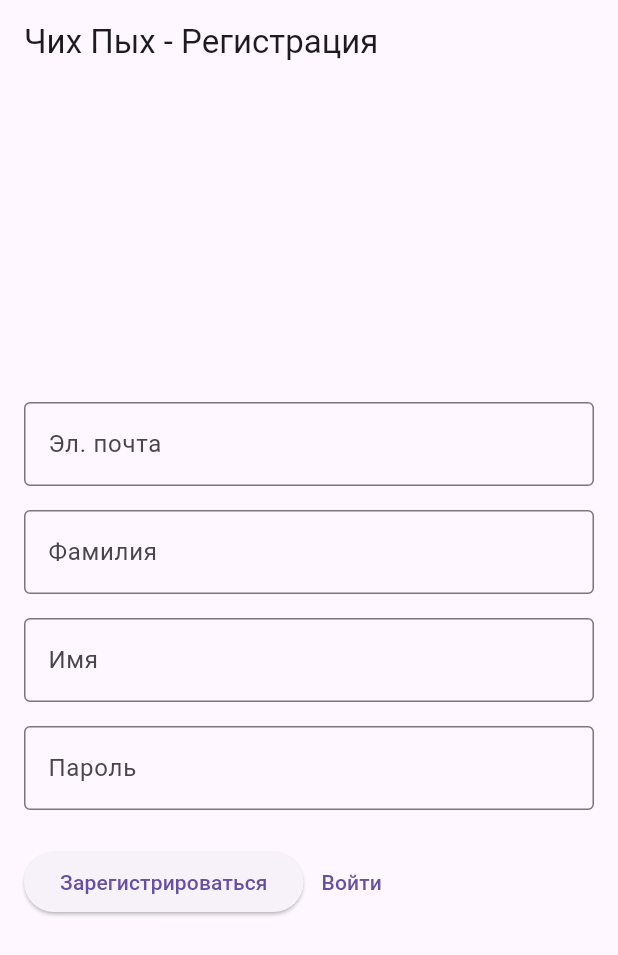
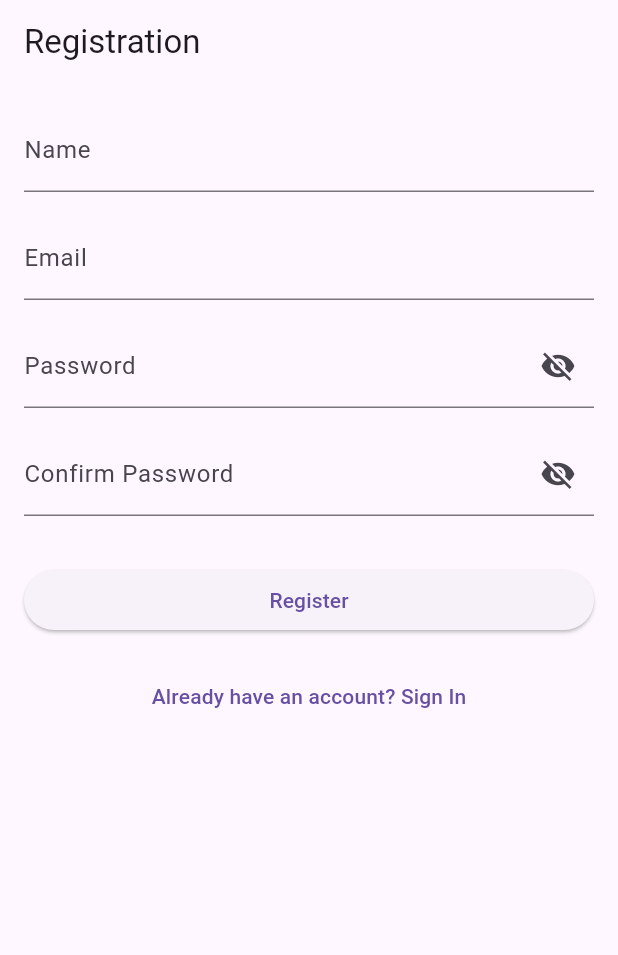
Before and after one commit to rety2722/chih, a Flutter app: the screen it shows after launch, on a phone screen of 412 x 824 dp. Shown: the top 955 px of the screen. Run offline on Flutter 3.47's test engine with Material 3 defaults, Android fonts, the light colour scheme and no system bars.

Commit message:
Я все списал с гпт. Но оно рабоатет! Вроде как даже добавляет юзера в бд. Пока что бд указана как локалхост, константы позже сделаем

```diff
--- a/frontend/lib/main.dart
+++ b/frontend/lib/main.dart
@@ -1,113 +1,201 @@
+import 'dart:convert';
 import 'package:flutter/material.dart';
 import 'package:http/http.dart' as http;
 
 void main() => runApp(MaterialApp(
       debugShowCheckedModeBanner: false,
       initialRoute: '/',
-      routes: {'/': (context) => Register()},
+      routes: {'/': (context) => const RegistrationPage()},
     ));
 
-class Register extends StatelessWidget {
-  final _formKey = GlobalKey<FormState>();
-
-  final _emailController = TextEditingController();
-  final _firstNameController = TextEditingController();
-  final _lastNameController = TextEditingController();
-  final _passwordController = TextEditingController();
+class SignInPage extends StatelessWidget { // TODO Сделать нормальный вход
+  const SignInPage({super.key});
 
   @override
   Widget build(BuildContext context) {
     return Scaffold(
       appBar: AppBar(
-        title: Text('Чих Пых - Регистрация'),
+        title: const Text('Sign In'),
+      ),
+      body: const Center(
+        child: Text('Sign In Page'),
+      ),
+    );
+  }
+}
+
+class RegistrationPage extends StatefulWidget {
+  const RegistrationPage({super.key});
+
+  @override
+  _RegistrationPageState createState() => _RegistrationPageState();
+}
+
+class _RegistrationPageState extends State<RegistrationPage> {
+  final _formKey = GlobalKey<FormState>();
+
+  final _nameController = TextEditingController();
+  final _emailController = TextEditingController();
+  final _passwordController = TextEditingController();
+  final _confirmPasswordController = TextEditingController();
+
+  bool _isPasswordVisible = false;
+  bool _isConfirmPasswordVisible = false;
+
+  void _registerUser() async {
+    if (_formKey.currentState?.validate() ?? false) {
+      final url = Uri.parse('http://127.0.0.1:8000/api/v1/auth/signup');
+      final response = await http.post(
+        url,
+        headers: {'Content-Type': 'application/json'},
+        body: jsonEncode({
+          'email': _emailController.text,
+          'password': _passwordController.text,
+          'full_name': _nameController.text,
+        }),
+      );
+
+      if (response.statusCode == 200) {
+        final data = jsonDecode(response.body);
+        _showSnackBar(
+            'Registration successful, Your id is: ${data["id"].toString()}!');
+      } else {
+        // Handle registration error
+        _showSnackBar('Oops.. Something went Wrong!');
+      }
+    }
+  }
+
+  void _showSnackBar(String message) {
+    final snackBar = SnackBar(
+      content: Text(message),
+      duration: const Duration(seconds: 3),
+    );
+    ScaffoldMessenger.of(context).showSnackBar(snackBar);
+  }
+
+  String? _validatePassword(String? value) {
+    if (value == null || value.isEmpty) {
+      return 'Please enter a password';
+    }
+    if (value.length < 6) {
+      return 'Password must be at least 6 characters long';
+    }
+    if (value != _confirmPasswordController.text) {
+      return 'Passwords do not match';
+    }
+    return null;
+  }
+
+  @override
+  Widget build(BuildContext context) {
+    return Scaffold(
+      appBar: AppBar(
+        title: const Text('Registration'),
       ),
       body: Padding(
         padding: const EdgeInsets.all(16.0),
         child: Form(
           key: _formKey,
           child: Column(
-              mainAxisAlignment: MainAxisAlignment.center,
+            crossAxisAlignment: CrossAxisAlignment.stretch,
             children: [
               TextFormField(
-                  decoration: InputDecoration(
-                      labelText: 'Эл. почта', border: OutlineInputBorder()),
+                controller: _nameController,
+                decoration: const InputDecoration(
+                  labelText: 'Name',
+                ),
                 validator: (value) {
                   if (value == null || value.isEmpty) {
-                      return "Пожалуйста, введите электронную почту";
+                    return 'Please enter your name';
                   }
                   return null;
                 },
+              ),
+              const SizedBox(height: 16.0),
+              TextFormField(
                 controller: _emailController,
+                decoration: const InputDecoration(
+                  labelText: 'Email',
                 ),
-                SizedBox(height: 16),
-                TextFormField(
-                  decoration: InputDecoration(
-                      labelText: 'Фамилия', border: OutlineInputBorder()),
                 validator: (value) {
                   if (value == null || value.isEmpty) {
-                      return "Пожалуйста, введите фамилию";
+                    return 'Please enter your email';
+                  }
+                  if (!value.contains('@')) {
+                    return 'Please enter a valid email address';
                   }
                   return null;
                 },
-                  controller: _lastNameController,
               ),
-                SizedBox(height: 16),
+              const SizedBox(height: 16.0),
               TextFormField(
+                controller: _passwordController,
+                obscureText: !_isPasswordVisible,
                 decoration: InputDecoration(
-                      labelText: 'Имя', border: OutlineInputBorder()),
+                  labelText: 'Password',
+                  suffixIcon: IconButton(
+                    icon: Icon(
+                      _isPasswordVisible ? Icons.visibility : Icons.visibility_off,
+                    ),
+                    onPressed: () {
+                      setState(() {
+                        _isPasswordVisible = !_isPasswordVisible;
+                      });
+                    },
+                  ),
+                ),
+                validator: (value) => _validatePassword(value),
+              ),
+
+              const SizedBox(height: 16.0),
+              TextFormField(
+                controller: _confirmPasswordController,
+                obscureText: !_isConfirmPasswordVisible,
+                decoration: InputDecoration(
+                  labelText: 'Confirm Password',
+                  suffixIcon: IconButton(
+                    icon: Icon(
+                      _isConfirmPasswordVisible ? Icons.visibility : Icons.visibility_off,
+                    ),
+                    onPressed: () {
+                      setState(() {
+                        _isConfirmPasswordVisible = !_isConfirmPasswordVisible;
+                      });
+                    },
+                  ),
+                ),
                 validator: (value) {
                   if (value == null || value.isEmpty) {
-                      return "Пожалуйста, введите имя";
+                    return 'Please confirm your password';
+                  }
+                  if (value != _passwordController.text) {
+                    return 'Passwords do not match';
                   }
                   return null;
                 },
-                  controller: _firstNameController,
               ),
-                SizedBox(height: 16),
-                TextFormField(
-                    decoration: InputDecoration(
-                        labelText: 'Пароль', border: OutlineInputBorder()),
-                    validator: (value) {
-                      if (value == null || value.isEmpty) {
-                        return "Пожалуйста, введите пароль";
-                      }
-                      return null;
+
+              const SizedBox(height: 32.0),
+              ElevatedButton(
+                onPressed: _registerUser, // async function
+                child: const Text('Register'),
+              ),
+
+              const SizedBox(height: 16.0),
+              TextButton(
+                onPressed: () {
+                  Navigator.push(
+                    context,
+                    MaterialPageRoute(builder: (context) => const SignInPage()), // Navigate to SignInPage
+                  );
                 },
-                    controller: _passwordController),
-                SizedBox(height: 24),
-                Row(
-                  children: [
-                    ElevatedButton(
-                      onPressed: () async {
-                        if (_formKey.currentState!.validate()) {
-                          // Валидация прошла успешно, отправляем запрос на сервер
-                          try {
-                            final response = await sendRegistrationRequest(
-                                _emailController.text,
-                                _lastNameController.text,
-                                _firstNameController.text,
-                                _passwordController.text);
-                            final token = response['token']; // TODO
-
-                            // // Сохраняем токен (например, в SharedPreferences)
-                            // saveTokenLocally(token);
-                            print(token);
-
-                            // Другие действия после успешной регистрации
-                          } catch (error) {
-                            // Обработка ошибок (например, вывод сообщения об ошибке)
-                            print('Ошибка при регистрации: $error');
-                          }
-                        }
-                      },
-                      child: Text('Зарегистрироваться'),
+                child: const Text('Already have an account? Sign In'),
               ),
-                    TextButton(onPressed: () {}, child: Text('Войти')),
-                  ],
-                )
             ],
           ),
-          )),
+        ),
+      ),
     );
   }
 }
```
Also changed, not shown: frontend/pubspec.lock. Lines whose indentation alone changed are shown as unchanged.
